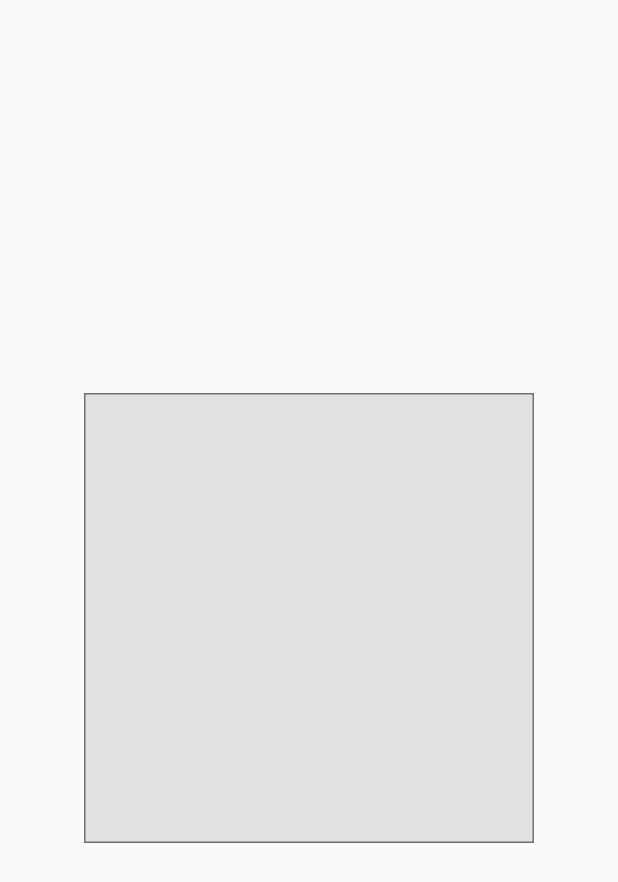
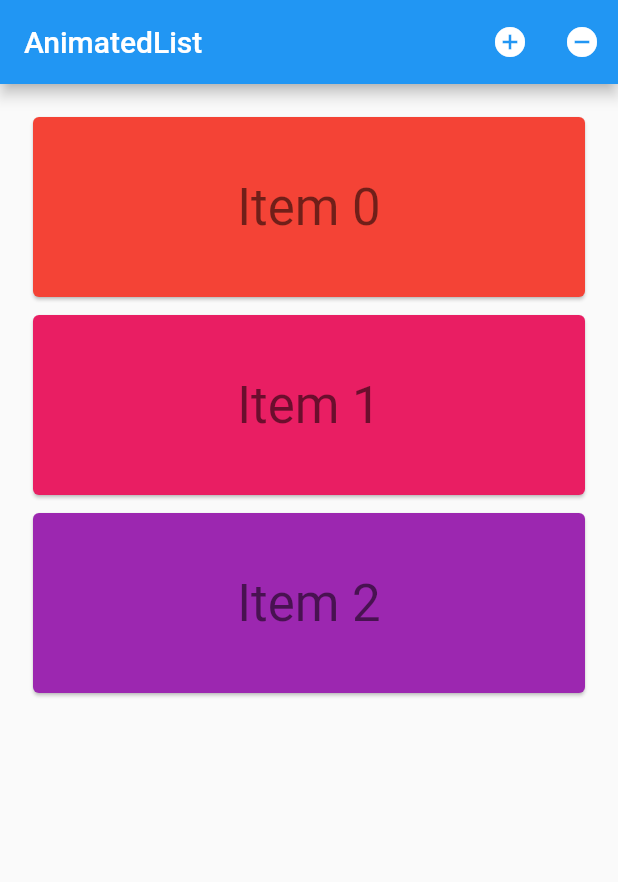
Before and after one commit to champkeh/flutter_animation_demo, a Flutter app: the screen it shows after launch, on a phone screen of 412 x 824 dp. Shown: the top 882 px of the screen. Run offline on Flutter 3.47's test engine with Material 2 defaults, Android fonts, the phone set to English and light mode, and no system bars.

Commit message:
添加一个AnimatedList的案例，在添加或删除ListItem时播放动画

```diff
--- /dev/null
+++ b/lib/animation/animation_list.dart
@@ -0,0 +1,199 @@
+import 'package:flutter/material.dart';
+import 'package:flutter/foundation.dart';
+
+class AnimatedListRoute extends StatefulWidget {
+  @override
+  _AnimatedListRouteState createState() => _AnimatedListRouteState();
+}
+
+class _AnimatedListRouteState extends State<AnimatedListRoute> {
+  final GlobalKey<AnimatedListState> _listKey = GlobalKey<AnimatedListState>();
+  ListModel<int> _list;
+  int _selectedItem;
+  int _nextItem;
+
+  @override
+  void initState() {
+    super.initState();
+
+    _list = ListModel<int>(
+      listKey: _listKey,
+      initialItems: <int>[0, 1, 2],
+      removedItemBuilder: _buildRemovedItem,
+    );
+    _nextItem = 3;
+  }
+
+  // Used to build list items that haven't been removed.
+  Widget _buildItem(
+      BuildContext context, int index, Animation<double> animation) {
+    return CardItem(
+      animation: animation,
+      item: _list[index],
+      selected: _selectedItem == _list[index],
+      onTap: () {
+        setState(() {
+          _selectedItem = _selectedItem == _list[index] ? null : _list[index];
+        });
+      },
+    );
+  }
+
+  // Used to build an item after it has been removed from the list. This method
+  // is needed because a removed item remains visible until its animation has
+  // completed (even though it's gone as far this ListModel is concerned).
+  // The widget will be used by the [AnimatedListState.removeItem] method's
+  // [AnimatedListRemovedItemBuilder] parameter.
+  Widget _buildRemovedItem(
+      int item, BuildContext context, Animation<double> animation) {
+    return CardItem(
+      animation: animation,
+      item: item,
+      selected: false,
+      // No gesture detector here: we don't want removed items to be interactive.
+    );
+  }
+
+  // Insert the "next item" into the list model.
+  void _insert() {
+    final int index =
+        _selectedItem == null ? _list.length : _list.indexOf(_selectedItem);
+    _list.insert(index, _nextItem++);
+  }
+
+  // Remove the selected item from the list model.
+  void _remove() {
+    if (_selectedItem != null) {
+      _list.removeAt(_list.indexOf(_selectedItem));
+      setState(() {
+        _selectedItem = null;
+      });
+    }
+  }
+
+  @override
+  Widget build(BuildContext context) {
+    return Scaffold(
+      appBar: AppBar(
+        title: const Text('AnimatedList'),
+        actions: <Widget>[
+          IconButton(
+            icon: const Icon(Icons.add_circle),
+            onPressed: _insert,
+            tooltip: 'insert a new item',
+          ),
+          IconButton(
+            icon: const Icon(Icons.remove_circle),
+            onPressed: _remove,
+            tooltip: 'remove the selected item',
+          )
+        ],
+      ),
+      body: Padding(
+        padding: const EdgeInsets.all(16),
+        child: AnimatedList(
+          key: _listKey,
+          initialItemCount: _list.length,
+          itemBuilder: _buildItem,
+        ),
+      ),
+    );
+  }
+}
+
+/// Keeps a Dart List in sync with an AnimatedList.
+///
+/// The [insert] and [removeAt] methods apply to both the internal list and the
+/// animated list that belongs to [listKey].
+///
+/// This class only exposes as much of the Dart List API as is needed by the
+/// sample app. More list methods are easily added, however methods that mutate
+/// the list must the same changes to the animated list in terms of
+/// [AnimatedListState.insertItem] and [AnimatedList.removeItem].
+class ListModel<E> {
+  ListModel({
+    @required this.listKey,
+    @required this.removedItemBuilder,
+    Iterable<E> initialItems,
+  })  : assert(listKey != null),
+        assert(removedItemBuilder != null),
+        _items = List<E>.from(initialItems ?? <E>[]);
+
+  final GlobalKey<AnimatedListState> listKey;
+  final dynamic removedItemBuilder;
+  final List<E> _items;
+
+  AnimatedListState get _animatedList => listKey.currentState;
+
+  void insert(int index, E item) {
+    _items.insert(index, item);
+    _animatedList.insertItem(index);
+  }
+
+  E removeAt(int index) {
+    final E removedItem = _items.removeAt(index);
+    if (removedItem != null) {
+      _animatedList.removeItem(index,
+          (BuildContext context, Animation<double> animation) {
+        return removedItemBuilder(removedItem, context, animation);
+      });
+    }
+    return removedItem;
+  }
+
+  int get length => _items.length;
+
+  E operator [](int index) => _items[index];
+
+  int indexOf(E item) => _items.indexOf(item);
+}
+
+/// Displays its integer item as 'item N' on a Card whose color is based on
+/// the item's value. The text is displayed in bright green if selected is true.
+/// This widget's height is based on the animation parameter, it varies from 0
+/// to 128 as the animation varies from 0.0 to 1.0.
+class CardItem extends StatelessWidget {
+  const CardItem({
+    Key key,
+    @required this.animation,
+    @required this.item,
+    this.onTap,
+    this.selected: false,
+  })  : assert(animation != null),
+        assert(item != null && item >= 0),
+        assert(selected != null),
+        super(key: key);
+
+  final Animation<double> animation;
+  final VoidCallback onTap;
+  final int item;
+  final bool selected;
+
+  @override
+  Widget build(BuildContext context) {
+    TextStyle textStyle = Theme.of(context).textTheme.display1;
+    if (selected) {
+      textStyle = textStyle.copyWith(color: Colors.lightGreenAccent[400]);
+    }
+    return Padding(
+      padding: const EdgeInsets.all(2),
+      child: SizeTransition(
+        axis: Axis.vertical,
+        sizeFactor: animation,
+        child: GestureDetector(
+          behavior: HitTestBehavior.opaque,
+          onTap: onTap,
+          child: SizedBox(
+            height: 128,
+            child: Card(
+              color: Colors.primaries[item % Colors.primaries.length],
+              child: Center(
+                child: Text('Item $item', style: textStyle),
+              ),
+            ),
+          ),
+        ),
+      ),
+    );
+  }
+}
--- a/lib/animation/stagger_animation.dart
+++ b/lib/animation/stagger_animation.dart
@@ -2,12 +2,15 @@ import 'package:flutter/material.dart';
 
 /// 交错动画案例
 class StaggerAnimation extends StatelessWidget {
+
   StaggerAnimation({Key key, this.controller}) : super(key:key) {
+    // height animation (from 0 to 300 duration 50%)
     height = Tween<double>(begin: 0, end: 300).animate(CurvedAnimation(
         parent: controller,
         curve: Interval(0.0, 0.5, curve: Curves.easeOut),
         reverseCurve: Interval(0.0, 0.5, curve: Curves.easeIn)));
 
+    // color animation
     ColorTween colorTween1 = ColorTween(begin: Colors.red, end: Colors.green);
     ColorTween colorTween2 = ColorTween(begin: Colors.green, end: Colors.blue);
     color = TweenSequence([
@@ -15,6 +18,7 @@ class StaggerAnimation extends StatelessWidget {
       TweenSequenceItem(tween: colorTween2, weight: 50),
     ]).animate(controller);
 
+    // padding animation
     padding = Tween<EdgeInsets>(
       begin: EdgeInsets.only(left: .0),
       end: EdgeInsets.only(left: 250.0),
@@ -68,6 +72,7 @@ class _StaggerRouteState extends State<StaggerRoute>
 
   Future<Null> _playAnimation() async {
     try {
+      // first forward play and then reverse play
       await _controller.forward().orCancel;
       await _controller.reverse().orCancel;
     } on TickerCanceled {}
--- a/lib/main.dart
+++ b/lib/main.dart
@@ -1,5 +1,7 @@
 import 'package:flutter/material.dart';
+import 'package:flutter_animation_demo/animation/chart_animation.dart';
 import 'package:flutter_animation_demo/animation/stagger_animation.dart';
+import 'package:flutter_animation_demo/animation/animation_list.dart';
 
 void main() => runApp(MyApp());
 
@@ -11,9 +13,7 @@ class MyApp extends StatelessWidget {
       theme: ThemeData(
         primarySwatch: Colors.blue,
       ),
-      home: Scaffold(
-        body: StaggerRoute(),
-      ),
+      home: AnimatedListRoute(),
     );
   }
 }
```
Also changed, not shown: lib/animation/chart_animation.dart (added, +60 -0 lines).
